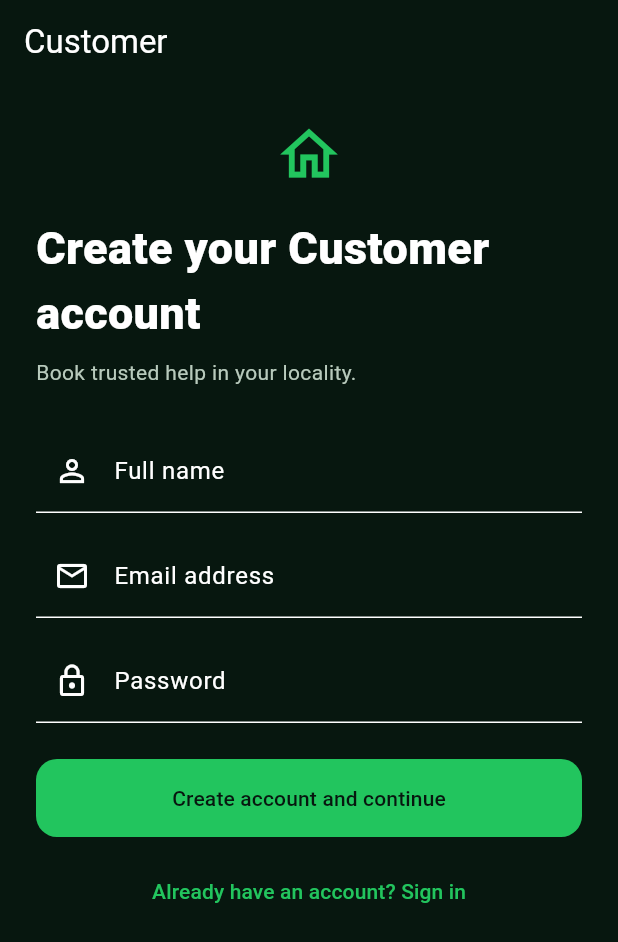
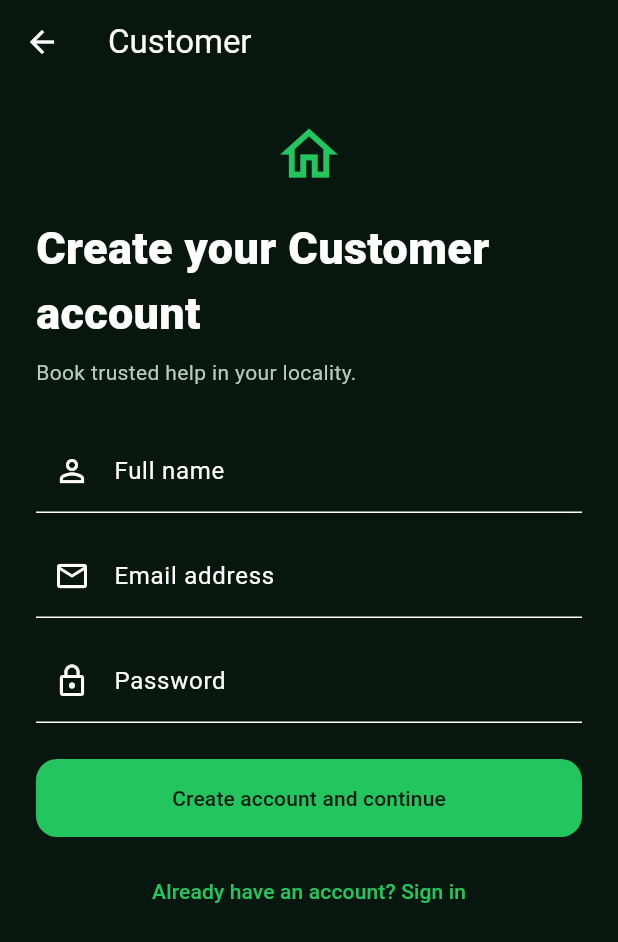
Before and after one commit to Sagar091206/MaidItQuick, a Flutter app: the screen it shows after launch, after a tap on "Continue as customer", on a phone screen of 412 x 824 dp. Shown: the top 942 px of the screen. Run offline on Flutter 3.47's test engine with Material 3 defaults, Android fonts, the phone set to English and light mode, and no system bars.

Commit message:
Add onboarding back navigation

```diff
--- a/mobile/lib/features/onboarding/presentation/journey_screens.dart
+++ b/mobile/lib/features/onboarding/presentation/journey_screens.dart
@@ -92,10 +92,12 @@ class AuthScreen extends StatefulWidget {
       {super.key,
       required this.api,
       required this.role,
+      required this.onBack,
       required this.onAuthenticated});
 
   final ApiClient api;
   final UserRole role;
+  final VoidCallback onBack;
   final ValueChanged<Session> onAuthenticated;
 
   @override
@@ -231,6 +233,15 @@ class _AuthScreenState extends State<AuthScreen> {
     });
   }
 
+  void _handleAuthBack() {
+    if (_submitting) return;
+    if (_partnerChallenge != null) {
+      _changePartnerPhone();
+      return;
+    }
+    widget.onBack();
+  }
+
   void _showMessage(String message) {
     if (mounted) {
       ScaffoldMessenger.of(context)
@@ -246,7 +257,13 @@ class _AuthScreenState extends State<AuthScreen> {
         ? 'Create your ${widget.role.label} account'
         : 'Welcome back';
     return Scaffold(
-      appBar: AppBar(title: Text(widget.role.label)),
+      appBar: AppBar(
+        leading: IconButton(
+            onPressed: _submitting ? null : widget.onBack,
+            icon: const Icon(Icons.arrow_back),
+            tooltip: 'Back'),
+        title: Text(widget.role.label),
+      ),
       body: SafeArea(
         child: Form(
           key: _formKey,
@@ -347,7 +364,13 @@ class _AuthScreenState extends State<AuthScreen> {
         : 'OTP sent to ${_maskPhone(challenge.phone)}';
 
     return Scaffold(
-      appBar: AppBar(title: const Text('Partner')),
+      appBar: AppBar(
+        leading: IconButton(
+            onPressed: _submitting ? null : _handleAuthBack,
+            icon: const Icon(Icons.arrow_back),
+            tooltip: 'Back'),
+        title: const Text('Partner'),
+      ),
       body: SafeArea(
         child: Form(
           key: _formKey,
--- a/mobile/lib/main.dart
+++ b/mobile/lib/main.dart
@@ -21,6 +21,8 @@ class _MaidItQuickAppState extends State<MaidItQuickApp> {
 
   void _chooseRole(UserRole role) => setState(() => _chosenRole = role);
 
+  void _backToWelcome() => setState(() => _chosenRole = null);
+
   void _authenticated(Session session) {
     setState(() {
       _session = session;
@@ -39,10 +41,16 @@ class _MaidItQuickAppState extends State<MaidItQuickApp> {
       theme: maidItQuickTheme(),
       home: session != null
           ? session.role == 'WORKER'
-              ? PartnerJourneyScreen(api: _api, session: session, onLogout: _logout)
-              : CustomerJourneyScreen(api: _api, session: session, onLogout: _logout)
+              ? PartnerJourneyScreen(
+                  api: _api, session: session, onLogout: _logout)
+              : CustomerJourneyScreen(
+                  api: _api, session: session, onLogout: _logout)
           : _chosenRole != null
-              ? AuthScreen(api: _api, role: _chosenRole!, onAuthenticated: _authenticated)
+              ? AuthScreen(
+                  api: _api,
+                  role: _chosenRole!,
+                  onBack: _backToWelcome,
+                  onAuthenticated: _authenticated)
               : WelcomeScreen(onChooseRole: _chooseRole),
     );
   }
```
